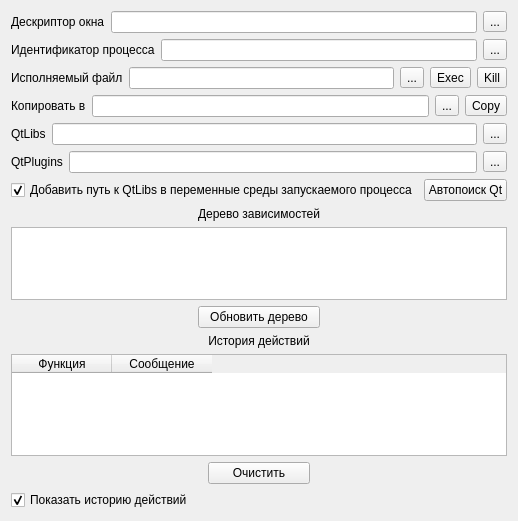
First picture: the form in mainwindow.ui, repository HardArchive/DLLCollector_recode, before the edit.
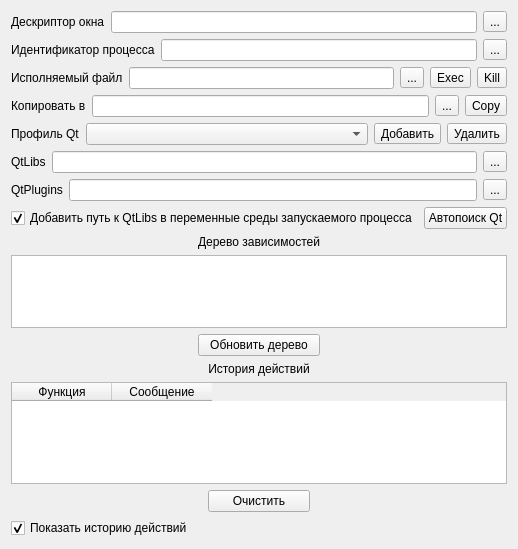
Second picture: the form after the edit.

Commit message: Начинаю пилить механизм профилей Qt.

The edit to the form file:
```diff
--- a/mainwindow.ui
+++ b/mainwindow.ui
@@ -6,8 +6,8 @@
    <rect>
     <x>0</x>
     <y>0</y>
-    <width>508</width>
-    <height>521</height>
+    <width>503</width>
+    <height>549</height>
    </rect>
   </property>
   <property name="acceptDrops">
@@ -306,35 +306,7 @@
     </item>
     <item row="1" column="0">
      <layout class="QGridLayout" name="lay_QtDir">
-      <item row="0" column="0">
-       <layout class="QGridLayout" name="lay_QtLibs">
-        <item row="0" column="2">
-         <widget class="QToolButton" name="toolButton_QtLibs">
-          <property name="toolTip">
-           <string>Открыть дилог выбора директории, для указания пути к библиотекам Qt</string>
-          </property>
-          <property name="text">
-           <string>...</string>
-          </property>
-         </widget>
-        </item>
-        <item row="0" column="0">
-         <widget class="QLabel" name="label_QtLibs">
-          <property name="text">
-           <string>QtLibs</string>
-          </property>
-         </widget>
-        </item>
-        <item row="0" column="1">
-         <widget class="QLineEdit" name="lineEdit_QtLibs">
-          <property name="readOnly">
-           <bool>true</bool>
-          </property>
-         </widget>
-        </item>
-       </layout>
-      </item>
-      <item row="1" column="0">
+      <item row="2" column="0">
        <layout class="QGridLayout" name="lay_QtPlugins">
         <item row="0" column="0">
          <widget class="QLabel" name="label_QtPlugins">
@@ -362,6 +334,69 @@
         </item>
        </layout>
       </item>
+      <item row="1" column="0">
+       <layout class="QGridLayout" name="lay_QtLibs">
+        <item row="0" column="0">
+         <widget class="QLabel" name="label_QtLibs">
+          <property name="text">
+           <string>QtLibs</string>
+          </property>
+         </widget>
+        </item>
+        <item row="0" column="1">
+         <widget class="QLineEdit" name="lineEdit_QtLibs">
+          <property name="readOnly">
+           <bool>true</bool>
+          </property>
+         </widget>
+        </item>
+        <item row="0" column="2">
+         <widget class="QToolButton" name="toolButton_QtLibs">
+          <property name="toolTip">
+           <string>Открыть дилог выбора директории, для указания пути к библиотекам Qt</string>
+          </property>
+          <property name="text">
+           <string>...</string>
+          </property>
+         </widget>
+        </item>
+       </layout>
+      </item>
+      <item row="0" column="0">
+       <layout class="QGridLayout" name="lay_QtProfil">
+        <item row="0" column="4">
+         <widget class="QToolButton" name="toolButton_DeleteProfil">
+          <property name="text">
+           <string>Удалить</string>
+          </property>
+         </widget>
+        </item>
+        <item row="0" column="3">
+         <widget class="QToolButton" name="toolButton_AddProfil">
+          <property name="text">
+           <string>Добавить</string>
+          </property>
+         </widget>
+        </item>
+        <item row="0" column="2">
+         <widget class="QComboBox" name="comboBox_QtProfil">
+          <property name="sizePolicy">
+           <sizepolicy hsizetype="Expanding" vsizetype="Fixed">
+            <horstretch>0</horstretch>
+            <verstretch>0</verstretch>
+           </sizepolicy>
+          </property>
+         </widget>
+        </item>
+        <item row="0" column="0">
+         <widget class="QLabel" name="label_QtProfil">
+          <property name="text">
+           <string>Профиль Qt</string>
+          </property>
+         </widget>
+        </item>
+       </layout>
+      </item>
      </layout>
     </item>
     <item row="5" column="0">
```
The commit also changes 2 other files.
